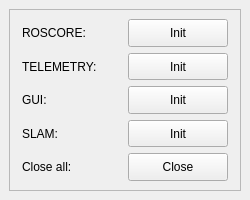
This is dummies.ui in raizazel/inspector_launch as Qt 5 draws it before an edit. The edited form follows.
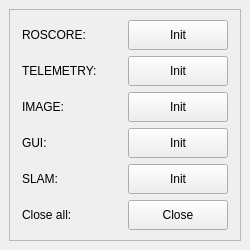
This is the edited form.

Commit message: Added img button and sig term when closing this app

The edit to the form file:
```diff
--- a/dummies.ui
+++ b/dummies.ui
@@ -7,7 +7,7 @@
     <x>0</x>
     <y>0</y>
     <width>250</width>
-    <height>200</height>
+    <height>250</height>
    </rect>
   </property>
   <property name="windowTitle">
@@ -28,7 +28,7 @@
            <x>0</x>
            <y>0</y>
            <width>228</width>
-           <height>178</height>
+           <height>228</height>
           </rect>
          </property>
          <layout class="QGridLayout" name="gridLayout_5">
@@ -47,7 +47,7 @@
               </property>
              </widget>
             </item>
-            <item row="3" column="0">
+            <item row="4" column="0">
              <widget class="QLabel" name="label_gui">
               <property name="maximumSize">
                <size>
@@ -60,7 +60,7 @@
               </property>
              </widget>
             </item>
-            <item row="5" column="0">
+            <item row="6" column="0">
              <widget class="QLabel" name="label_close">
               <property name="maximumSize">
                <size>
@@ -73,7 +73,7 @@
               </property>
              </widget>
             </item>
-            <item row="3" column="1">
+            <item row="4" column="1">
              <widget class="QPushButton" name="button_gui">
               <property name="maximumSize">
                <size>
@@ -99,7 +99,7 @@
               </property>
              </widget>
             </item>
-            <item row="4" column="1">
+            <item row="5" column="1">
              <widget class="QPushButton" name="button_slam">
               <property name="maximumSize">
                <size>
@@ -112,7 +112,7 @@
               </property>
              </widget>
             </item>
-            <item row="4" column="0">
+            <item row="5" column="0">
              <widget class="QLabel" name="label_slam">
               <property name="maximumSize">
                <size>
@@ -138,7 +138,7 @@
               </property>
              </widget>
             </item>
-            <item row="5" column="1">
+            <item row="6" column="1">
              <widget class="QPushButton" name="button_close">
               <property name="maximumSize">
                <size>
@@ -164,6 +164,32 @@
               </property>
              </widget>
             </item>
+            <item row="3" column="0">
+             <widget class="QLabel" name="label_img">
+              <property name="maximumSize">
+               <size>
+                <width>100</width>
+                <height>30</height>
+               </size>
+              </property>
+              <property name="text">
+               <string>IMAGE:</string>
+              </property>
+             </widget>
+            </item>
+            <item row="3" column="1">
+             <widget class="QPushButton" name="button_img">
+              <property name="maximumSize">
+               <size>
+                <width>100</width>
+                <height>30</height>
+               </size>
+              </property>
+              <property name="text">
+               <string>Init</string>
+              </property>
+             </widget>
+            </item>
            </layout>
           </item>
          </layout>
```
The commit also changes 3 other files.
